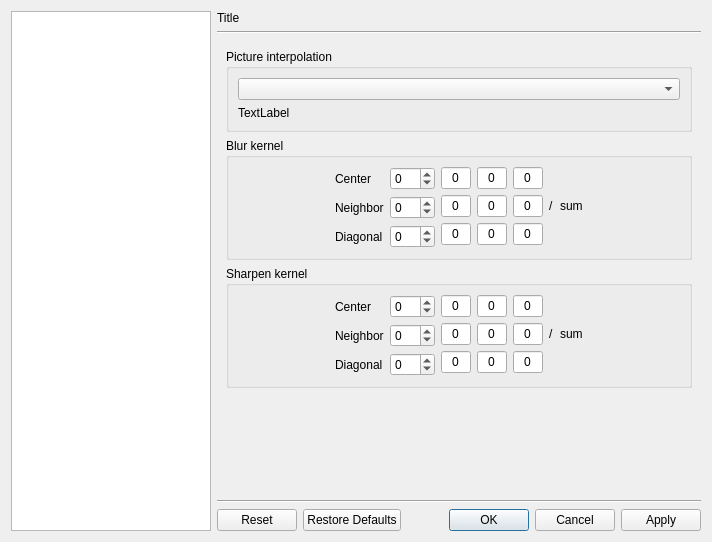
First picture: the form in src/cmplayer/ui/prefdialog.ui, repository bylee20/bomi, before the edit.
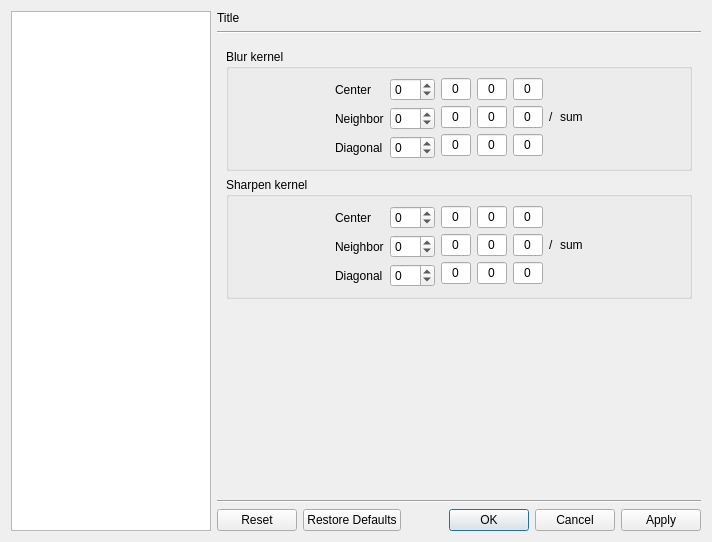
Second picture: the form after the edit. The open tabs and pages were chosen to show the change. Icons and pictures are not drawn. Custom widgets are drawn as their Qt base class.

Commit message: move interpolator from preferences to video menu

```diff
--- a/src/cmplayer/ui/prefdialog.ui
+++ b/src/cmplayer/ui/prefdialog.ui
@@ -906,25 +906,6 @@
        </widget>
        <widget class="QWidget" name="video_filter">
         <layout class="QVBoxLayout" name="verticalLayout_38">
-         <item>
-          <widget class="QGroupBox" name="groupBox_27">
-           <property name="title">
-            <string>Picture interpolation</string>
-           </property>
-           <layout class="QVBoxLayout" name="verticalLayout_7">
-            <item>
-             <widget class="InterpolatorTypeComboBox" name="picture_interpolator"/>
-            </item>
-            <item>
-             <widget class="QLabel" name="picture_interpolator_desc">
-              <property name="text">
-               <string notr="true">TextLabel</string>
-              </property>
-             </widget>
-            </item>
-           </layout>
-          </widget>
-         </item>
          <item>
           <widget class="QGroupBox" name="groupBox_5">
            <property name="title">
@@ -3118,11 +3099,6 @@
    <extends>QComboBox</extends>
    <header>widgets.hpp</header>
   </customwidget>
-  <customwidget>
-   <class>InterpolatorTypeComboBox</class>
-   <extends>QComboBox</extends>
-   <header>widgets.hpp</header>
-  </customwidget>
  </customwidgets>
  <resources>
   <include location="../rsclist.qrc"/>
```
Left out of the diff: 2 changed lines with no effect on the pictures. The commit also changes 12 other files.
